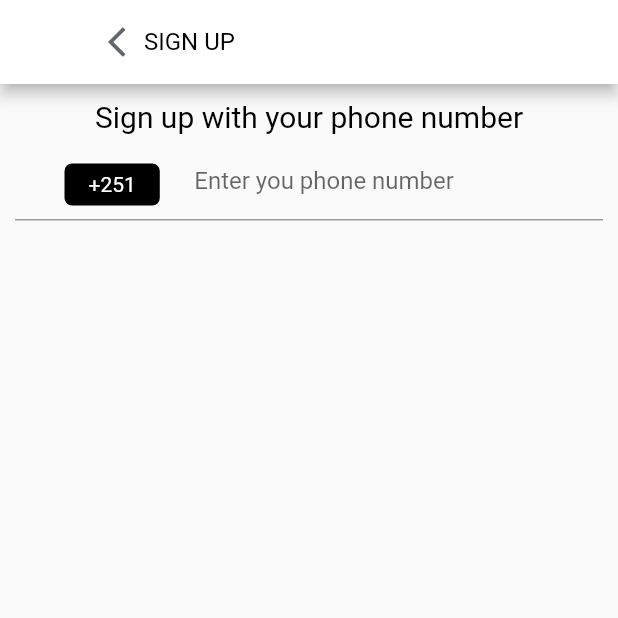
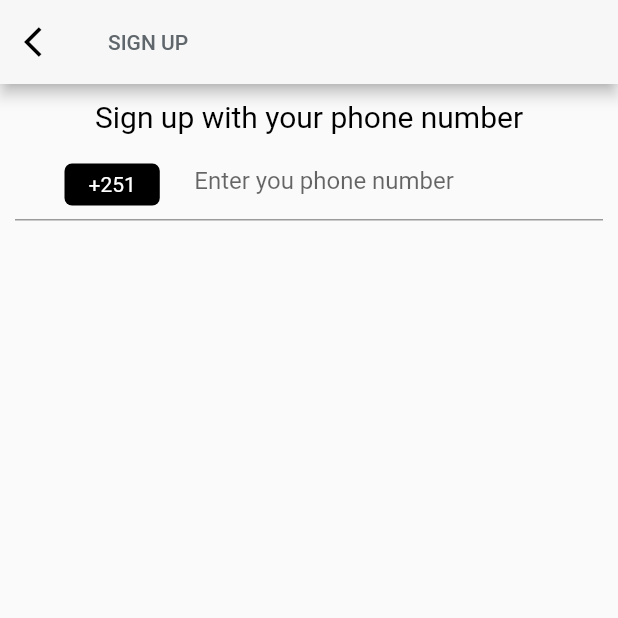
Before and after one commit to Temesgenzewude/Farm_Advisor_Android, a Flutter app: the SignUp screen opened by its route, on a phone screen of 412 x 824 dp, the top half of it. Run offline on Flutter 3.47's test engine with Material 2 defaults, Android fonts, the phone set to English and light mode, and no system bars; our stand-ins replace get, google_fonts, google_maps_flutter, smooth_page_indicator, syncfusion_flutter_charts; missing offline and left inert: fl_country_code_picker, qr_code_scanner.

Commit message:
updated singup.dart

```diff
--- a/lib/presentation/onboarding/signup.dart
+++ b/lib/presentation/onboarding/signup.dart
@@ -20,21 +20,24 @@ class SignUpState extends State<SignUp> {
   Widget build(BuildContext context) {
     return Scaffold(
       appBar: AppBar(
-        title: Row(
-          children: [
-            GestureDetector(
-              child: const Icon(
-                Icons.arrow_back_ios,
-                color: Color(0xFF5F676C),
-              ),
-              onTap: () {
-                // print("clicked");
-              },
-            ),
-            const TextWidget(text: "SIGN UP", fontWeight: FontWeight.w400, fontSize: 16, color: Colors.black)
-          ],
+        automaticallyImplyLeading: false,
+        title: const Text(
+          'SIGN UP',
+          style: TextStyle(
+              color: Color(0xFF5F676C),
+              fontSize: 14,
+              fontWeight: FontWeight.w500),
         ),
-        backgroundColor: Colors.white,
+        backgroundColor: const Color(0xFFF7F7F7),
+        leading: GestureDetector(
+          child: const Icon(
+            Icons.arrow_back_ios,
+            color: Colors.black,
+          ),
+          onTap: () {
+            Navigator.pop(context);
+          },
+        ),
       ),
       body: Center(
         child: Column(
```
